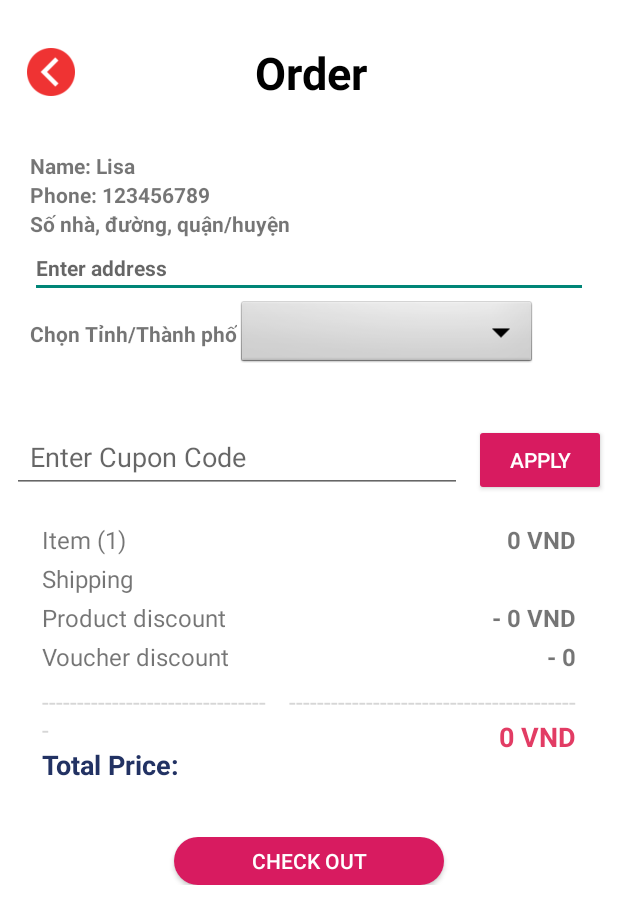
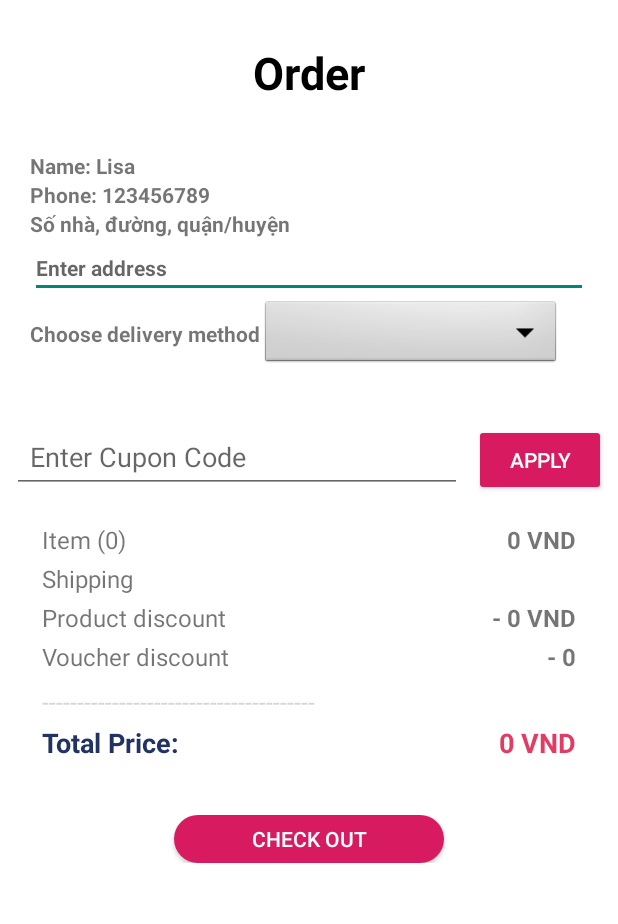
Before and after one commit to lvlykatie/SWEETORI_mobile-app, an Android app: the AddToBagActivity screen opened directly, with no data from a screen before it, on a phone screen of 412 x 824 dp. Shown: the top 924 px of the screen. Run offline under Robolectric (Android 15) with nearby library versions, the phone set to English and light mode, and no system bars; network calls fail; pictures from the network do not load; Roboto replaces fonts that are not available here; 7 statements that could not run were skipped.

Commit message:
fix itemCount + layout

```diff
--- a/app/src/main/java/com/example/sweetori/AddToBagActivity.java
+++ b/app/src/main/java/com/example/sweetori/AddToBagActivity.java
@@ -58,7 +58,7 @@ public class AddToBagActivity extends AppCompatActivity {
     private int deliveryId;
     private String deliveryName;
 
-    private TextView item, userName, Phone, shipping, discount, voucher_discount, total_Price;
+    private TextView item, userName, Phone, shipping, discount, voucher_discount, total_Price, itemCount;
     private EditText Editaddress, couponEdit;
     private Button checkoutBtn, applyBtn;
     Spinner spinner;
@@ -71,6 +71,7 @@ public class AddToBagActivity extends AppCompatActivity {
 
         recyclerView = findViewById(R.id.recyclerViewCart);
         item = findViewById(R.id.item);
+        itemCount = findViewById(R.id.itemCount);
         Phone = findViewById(R.id.Phone);
         userName = findViewById(R.id.userName);
         Editaddress = findViewById(R.id.Editaddress);
@@ -116,6 +117,7 @@ public class AddToBagActivity extends AppCompatActivity {
             noti.putExtra("voucher", voucher_discount.getText().toString());
             noti.putExtra("shipping", shipping.getText().toString());
             noti.putExtra("total_Price", total_Price.getText().toString());
+            noti.putExtra("itemCount", String.valueOf(adapter.getItemCount()));
             noti.putExtra("voucherId", String.valueOf(voucherId));
             noti.putExtra("productListJson", new Gson().toJson(selectedItems));
             noti.putExtra("selectedDeliveryId", deliveryId);
@@ -248,6 +250,7 @@ public class AddToBagActivity extends AppCompatActivity {
 
         discount.setText(String.format("- %,.0f VND", discountAmount).replace(",", "."));
         item.setText(String.format("%,.0f VND", totalPriceBeforeDiscount).replace(",", "."));
+        itemCount.setText("Item ("+ String.valueOf(adapter.getItemCount()) + ")");
         updateGrandTotal();
     }
 
--- a/app/src/main/java/com/example/sweetori/DonePaymentActivity.java
+++ b/app/src/main/java/com/example/sweetori/DonePaymentActivity.java
@@ -17,6 +17,7 @@ public class DonePaymentActivity extends AppCompatActivity {
         TextView txtPaymentMethod = findViewById(R.id.txtPaymentMethod);
         TextView txtxTotal = findViewById(R.id.txtxTotal);
         TextView txtItems = findViewById(R.id.txtItem);
+        TextView txtItemCount = findViewById(R.id.txtItemCount);
 
         // Lấy dữ liệu từ Intent
         String date = getIntent().getStringExtra("date");
@@ -25,6 +26,7 @@ public class DonePaymentActivity extends AppCompatActivity {
         String paymentMethod = getIntent().getStringExtra("paymentMethod");
         String totalPrice = getIntent().getStringExtra("totalPrice");
         String item = getIntent().getStringExtra("item");
+        String itemCount = getIntent().getStringExtra("itemCount");
 
 
         // Hiển thị dữ liệu
@@ -34,5 +36,6 @@ public class DonePaymentActivity extends AppCompatActivity {
         txtPaymentMethod.setText(paymentMethod != null ? paymentMethod : "N/A");
         txtxTotal.setText(totalPrice != null ? totalPrice : "N/A");
         txtItems.setText(item != null ? item : "N/A");
+        txtItemCount.setText("Item (" + (itemCount != null ? itemCount : "N/A") + ")");
     }
 }
--- a/app/src/main/java/com/example/sweetori/PaymentActivity.java
+++ b/app/src/main/java/com/example/sweetori/PaymentActivity.java
@@ -50,7 +50,7 @@ import retrofit2.Response;
 
 public class PaymentActivity extends AppCompatActivity {
 
-    private TextView item, dateTextView, shipping, discount, voucher_discount, total;
+    private TextView item, dateTextView, shipping, discount, voucher_discount, total, itemCount;
     RadioButton radioCOD, radioMomo, radioZaloPay, radioVNPAY;
     Button orderButton;
     private ActivityResultLauncher<Intent> customTabLauncher;
@@ -64,6 +64,7 @@ public class PaymentActivity extends AppCompatActivity {
 
         // Khởi tạo view
         item = findViewById(R.id.item);
+        itemCount = findViewById(R.id.itemCount);
         shipping = findViewById(R.id.shipping);
         discount = findViewById(R.id.discount);
         voucher_discount = findViewById(R.id.voucher);
@@ -81,6 +82,7 @@ public class PaymentActivity extends AppCompatActivity {
         // Hiển thị thông tin đơn hàng
         String currentDate = new SimpleDateFormat("dd/MM/yyyy", Locale.getDefault()).format(new Date());
         String itemStr = getIntent().getStringExtra("item");
+        String itemCountStr = getIntent().getStringExtra("itemCount");
         String discountStr = getIntent().getStringExtra("discount");
         String voucherStr = getIntent().getStringExtra("voucher");
         String shippingStr = getIntent().getStringExtra("shipping");
@@ -99,6 +101,7 @@ public class PaymentActivity extends AppCompatActivity {
         voucher_discount.setText(voucherStr);
         shipping.setText(shippingStr);
         total.setText(total_Price);
+        itemCount.setText("Item (" + itemCountStr + ")");
 
         // Xử lý radio button
         View.OnClickListener radioClickListener = v -> {
@@ -304,6 +307,7 @@ public class PaymentActivity extends AppCompatActivity {
         intent.putExtra("totalPrice", total.getText().toString());
         intent.putExtra("paymentMethod", getPaymentMethodName()); // Thêm phương thức thanh toán
         intent.putExtra("item", item.getText().toString());
+        intent.putExtra("itemCount", itemCount.getText().toString());
 
         startActivity(intent);
         finish();
--- a/app/src/main/java/com/example/sweetori/PaymentsActivity.java
+++ /dev/null
@@ -1,24 +0,0 @@
-package com.example.sweetori;
-
-import android.os.Bundle;
-import androidx.appcompat.app.AppCompatActivity;
-import androidx.recyclerview.widget.LinearLayoutManager;
-import androidx.recyclerview.widget.RecyclerView;
-
-import com.example.sweetori.adapter.AddToBagAdapter;
-import com.google.gson.Gson;
-import com.google.gson.reflect.TypeToken;
-
-import java.lang.reflect.Type;
-import java.util.List;
-
-public class PaymentsActivity extends AppCompatActivity {
-
-
-    @Override
-    protected void onCreate(Bundle savedInstanceState) {
-        super.onCreate(savedInstanceState);
-        setContentView(R.layout.payments);
-
-    }
-}
--- a/app/src/main/res/layout/add_to_bag.xml
+++ b/app/src/main/res/layout/add_to_bag.xml
@@ -18,18 +18,10 @@
             android:layout_width="match_parent"
             android:layout_height="wrap_content"
             android:orientation="horizontal"
-            android:gravity="center_vertical"
+            android:gravity="center"
             android:layout_marginTop="20dp"
             android:layout_marginBottom="20dp">
 
-            <ImageView
-                android:id="@+id/arrowIcon"
-                android:layout_width="32dp"
-                android:layout_height="32dp"
-                android:layout_marginStart="10dp"
-                android:layout_marginEnd="120dp"
-                android:src="@drawable/arrow"
-                android:contentDescription="Arrow" />
 
             <TextView
                 android:id="@+id/title"
@@ -102,7 +94,7 @@
                     android:id="@+id/txtTinhTP"
                     android:layout_width="wrap_content"
                     android:layout_height="wrap_content"
-                    android:text="Chọn Tỉnh/Thành phố"
+                    android:text="Choose delivery method"
                     android:textSize="14sp"
                     android:textStyle="bold"
                     android:fontFamily="@font/poppins_semibold" />
@@ -161,95 +153,124 @@
             <LinearLayout
                 android:layout_width="match_parent"
                 android:layout_height="wrap_content"
-                android:orientation="horizontal"
+                android:orientation="vertical"
                 android:padding="20dp">
 
-                <LinearLayout
-                    android:layout_width="150dp"
-                    android:layout_height="wrap_content"
-                    android:orientation="vertical">
-
-                    <TextView
-                        android:layout_width="wrap_content"
-                        android:layout_height="wrap_content"
-                        android:text="Item (1) "
-                        android:textSize="16sp"
-                        android:layout_marginBottom="4dp"/>
-                    <TextView
-                        android:layout_width="wrap_content"
-                        android:layout_height="wrap_content"
-                        android:text="Shipping "
-                        android:textSize="16sp"
-                        android:layout_marginBottom="4dp"/>
-                    <TextView
-                        android:layout_width="wrap_content"
-                        android:layout_height="wrap_content"
-                        android:text="Product discount"
-                        android:textSize="16sp"
-                        android:layout_marginBottom="4dp"/>
-                    <TextView
-                        android:layout_width="wrap_content"
-                        android:layout_height="wrap_content"
-                        android:text="Voucher discount"
-                        android:textSize="16sp"
-                        android:layout_marginBottom="8dp"/>
-                    <TextView
-                        android:layout_width="wrap_content"
-                        android:layout_height="wrap_content"
-                        android:text="---------------------------------"
-                        android:textSize="16sp"
-                        android:textColor="#cccc" />
-                    <TextView
-                        android:layout_width="wrap_content"
-                        android:layout_height="wrap_content"
-                        android:text="Total Price: "
-                        android:textSize="18sp"
-                        android:textStyle="bold"
-                        android:textColor="#223263"/>
-                </LinearLayout>
-
+                <!-- Một hàng: Item -->
                 <LinearLayout
                     android:layout_width="match_parent"
                     android:layout_height="wrap_content"
-                    android:orientation="vertical"
-                    android:gravity="end">
+                    android:orientation="horizontal"
+                    android:layout_marginBottom="4dp">
+
+                    <TextView
+                        android:id="@+id/itemCount"
+                        android:layout_width="0dp"
+                        android:layout_height="wrap_content"
+                        android:layout_weight="1"
+                        android:text="Item (1)"
+                        android:textSize="16sp" />
 
                     <TextView
                         android:id="@+id/item"
                         android:layout_width="wrap_content"
                         android:layout_height="wrap_content"
                         android:textSize="16sp"
-                        android:textStyle="bold"
-                        android:layout_marginBottom="4dp"/>
+                        android:textStyle="bold"/>
+                </LinearLayout>
+
+                <!-- Một hàng: Shipping -->
+                <LinearLayout
+                    android:layout_width="match_parent"
+                    android:layout_height="wrap_content"
+                    android:orientation="horizontal"
+                    android:layout_marginBottom="4dp">
+
+                    <TextView
+                        android:layout_width="0dp"
+                        android:layout_height="wrap_content"
+                        android:layout_weight="1"
+                        android:text="Shipping"
+                        android:textSize="16sp" />
+
                     <TextView
                         android:id="@+id/shipping"
                         android:layout_width="wrap_content"
                         android:layout_height="wrap_content"
                         android:textSize="16sp"
-                        android:textStyle="bold"
-                        android:layout_marginBottom="4dp"/>
+                        android:textStyle="bold"/>
+                </LinearLayout>
+
+                <!-- Một hàng: Product discount -->
+                <LinearLayout
+                    android:layout_width="match_parent"
+                    android:layout_height="wrap_content"
+                    android:orientation="horizontal"
+                    android:layout_marginBottom="4dp">
+
+                    <TextView
+                        android:layout_width="0dp"
+                        android:layout_height="wrap_content"
+                        android:layout_weight="1"
+                        android:text="Product discount"
+                        android:textSize="16sp" />
+
                     <TextView
                         android:id="@+id/discount"
                         android:layout_width="wrap_content"
                         android:layout_height="wrap_content"
+                        android:text="0"
                         android:textSize="16sp"
-                        android:text="0"
-                        android:textStyle="bold"
-                        android:layout_marginBottom="4dp"/>
+                        android:textStyle="bold"/>
+                </LinearLayout>
+
+                <!-- Một hàng: Voucher discount -->
+                <LinearLayout
+                    android:layout_width="match_parent"
+                    android:layout_height="wrap_content"
+                    android:orientation="horizontal"
+                    android:layout_marginBottom="8dp">
+
+                    <TextView
+                        android:layout_width="0dp"
+                        android:layout_height="wrap_content"
+                        android:layout_weight="1"
+                        android:text="Voucher discount"
+                        android:textSize="16sp" />
+
                     <TextView
                         android:id="@+id/voucher_discount"
                         android:layout_width="wrap_content"
                         android:layout_height="wrap_content"
+                        android:text="- 0"
                         android:textSize="16sp"
-                        android:text="- 0"
+                        android:textStyle="bold"/>
+                </LinearLayout>
+
+                <!-- Dòng kẻ -->
+                <TextView
+                    android:layout_width="match_parent"
+                    android:layout_height="wrap_content"
+                    android:text="---------------------------------------"
+                    android:textSize="16sp"
+                    android:textColor="#cccc"
+                    android:layout_marginBottom="4dp"/>
+
+                <!-- Một hàng: Total Price -->
+                <LinearLayout
+                    android:layout_width="match_parent"
+                    android:layout_height="wrap_content"
+                    android:orientation="horizontal">
+
+                    <TextView
+                        android:layout_width="0dp"
+                        android:layout_height="wrap_content"
+                        android:layout_weight="1"
+                        android:text="Total Price:"
+                        android:textSize="18sp"
                         android:textStyle="bold"
-                        android:layout_marginBottom="8dp"/>
-                    <TextView
-                        android:layout_width="wrap_content"
-                        android:layout_height="wrap_content"
-                        android:text="-----------------------------------------"
-                        android:textSize="16sp"
-                        android:textColor="#cccc" />
+                        android:textColor="#223263" />
+
                     <TextView
                         android:id="@+id/totalPrice"
                         android:layout_width="wrap_content"
@@ -259,6 +280,7 @@
                         android:textColor="@color/color02"/>
                 </LinearLayout>
             </LinearLayout>
+
 
         </androidx.cardview.widget.CardView>
 
--- a/app/src/main/res/layout/done_payments.xml
+++ b/app/src/main/res/layout/done_payments.xml
@@ -188,6 +188,7 @@
                     android:layout_height="wrap_content"
                     android:orientation="horizontal">
                     <TextView
+                        android:id="@+id/txtItemCount"
                         android:layout_width="150dp"
                         android:layout_height="wrap_content"
                         android:text="Item (2)"
--- a/app/src/main/res/layout/payments.xml
+++ b/app/src/main/res/layout/payments.xml
@@ -256,15 +256,14 @@
                 <LinearLayout
                     android:layout_width="match_parent"
                     android:layout_height="wrap_content"
-                    android:orientation="horizontal">
+                    android:orientation="horizontal"
+                    android:gravity="center_horizontal">
                     <TextView
                         android:layout_width="wrap_content"
                         android:layout_height="wrap_content"
                         android:text="Order date"
-                        android:textSize="12sp"
-                        android:layout_marginEnd="120dp"
-                        android:layout_marginStart="10dp"
-                        android:layout_marginBottom="10dp"/>
+                        android:layout_weight="1"
+                        android:textSize="12sp" />
                     <TextView
                         android:id="@+id/date"
                         android:layout_width="wrap_content"
@@ -286,6 +285,7 @@
                         android:layout_height="wrap_content"
                         android:orientation="horizontal">
                         <TextView
+                            android:id="@+id/itemCount"
                             android:layout_width="0dp"
                             android:layout_weight="1"
                             android:layout_height="wrap_content"
```
